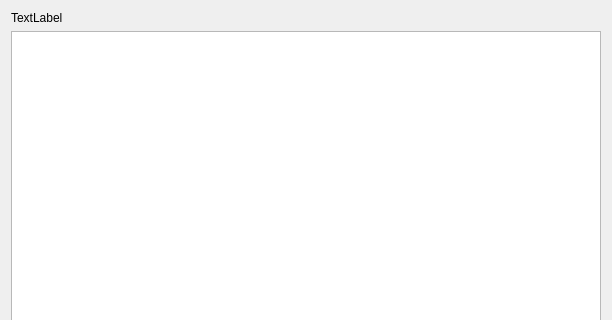
This is src/gui/protocolwidget.ui in nextcloud/desktop as Qt 5 draws it before an edit; both pictures show x 0 to 612 and y 0 to 320 of the 612 by 515 pixel window. The edited form follows.
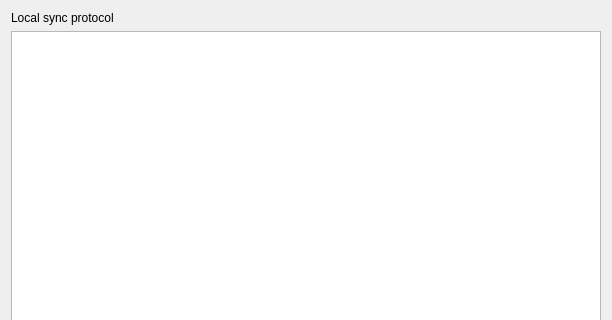
This is the edited form.

What changed in the file:
```diff
--- a/src/gui/protocolwidget.ui
+++ b/src/gui/protocolwidget.ui
@@ -17,7 +17,7 @@
    <item>
     <widget class="QLabel" name="_headerLabel">
      <property name="text">
-      <string>TextLabel</string>
+      <string>Local sync protocol</string>
      </property>
      <property name="textFormat">
       <enum>Qt::PlainText</enum>
```
